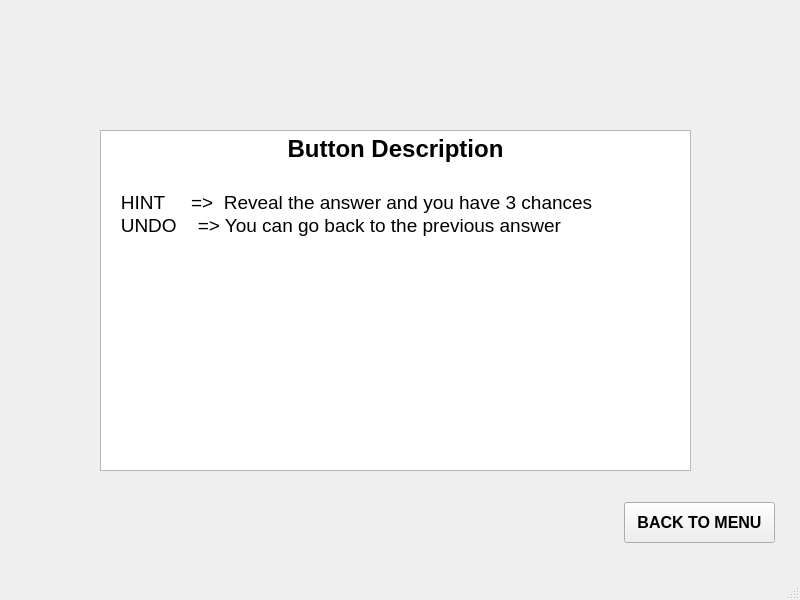
Before: the Qt Designer form mainmenu.ui in tk6996/SudokuQt, drawn with Qt 5.
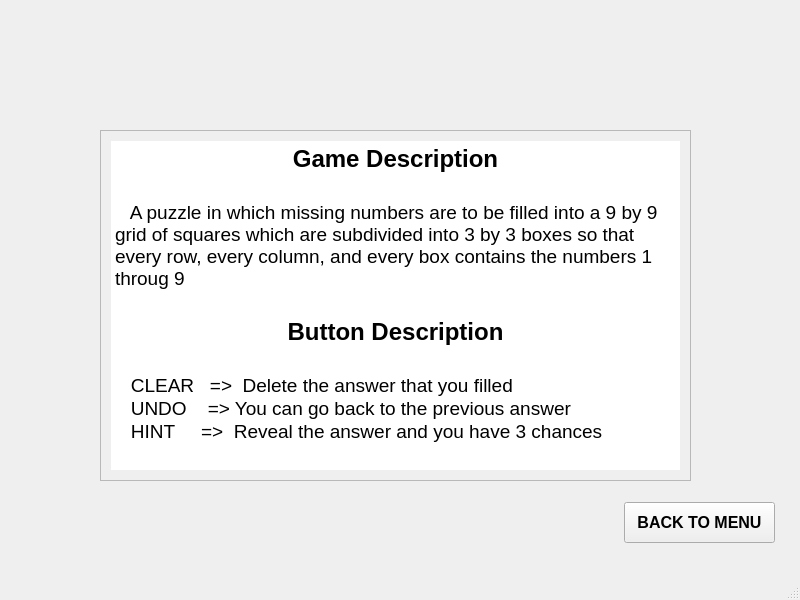
After: the same form once the commit is applied. The open tabs and pages were chosen to show the change.

Diff of the .ui file:
```diff
--- a/mainmenu.ui
+++ b/mainmenu.ui
@@ -144,20 +144,26 @@
         <x>100</x>
         <y>130</y>
         <width>591</width>
-        <height>341</height>
+        <height>351</height>
        </rect>
       </property>
+      <property name="styleSheet">
+       <string notr="true">QTextBrowser{padding: 10px;}</string>
+      </property>
       <property name="html">
        <string>&lt;!DOCTYPE HTML PUBLIC &quot;-//W3C//DTD HTML 4.0//EN&quot; &quot;http://www.w3.org/TR/REC-html40/strict.dtd&quot;&gt;
 &lt;html&gt;&lt;head&gt;&lt;meta name=&quot;qrichtext&quot; content=&quot;1&quot; /&gt;&lt;style type=&quot;text/css&quot;&gt;
 p, li { white-space: pre-wrap; }
 &lt;/style&gt;&lt;/head&gt;&lt;body style=&quot; font-family:'MS Shell Dlg 2'; font-size:8.25pt; font-weight:400; font-style:normal;&quot;&gt;
+&lt;p align=&quot;center&quot; style=&quot; margin-top:0px; margin-bottom:0px; margin-left:0px; margin-right:0px; -qt-block-indent:0; text-indent:0px;&quot;&gt;&lt;span style=&quot; font-family:'MS Shell Dlg 2'; font-size:18pt; font-weight:600;&quot;&gt;Game Description&lt;/span&gt;&lt;/p&gt;
+&lt;p style=&quot; margin-top:0px; margin-bottom:0px; margin-left:0px; margin-right:0px; -qt-block-indent:0; text-indent:0px;&quot;&gt;&lt;span style=&quot; font-family:'MS Shell Dlg 2'; font-size:18pt; font-weight:600;&quot;&gt;	&lt;/span&gt;&lt;/p&gt;
+&lt;p style=&quot; margin-top:0px; margin-bottom:0px; margin-left:0px; margin-right:0px; -qt-block-indent:0; text-indent:0px;&quot;&gt;&lt;span style=&quot; font-family:'MS Shell Dlg 2'; font-size:14pt;&quot;&gt;   A puzzle in which missing numbers are to be filled into a 9 by 9 grid of squares which are subdivided into 3 by 3 boxes so that every row, every column, and every box contains the numbers 1 throug 9&lt;/span&gt;&lt;/p&gt;
+&lt;p style=&quot;-qt-paragraph-type:empty; margin-top:0px; margin-bottom:0px; margin-left:0px; margin-right:0px; -qt-block-indent:0; text-indent:0px; font-family:'MS Shell Dlg 2'; font-size:18pt;&quot;&gt;&lt;br /&gt;&lt;/p&gt;
 &lt;p align=&quot;center&quot; style=&quot; margin-top:0px; margin-bottom:0px; margin-left:0px; margin-right:0px; -qt-block-indent:0; text-indent:0px;&quot;&gt;&lt;span style=&quot; font-family:'MS Shell Dlg 2'; font-size:18pt; font-weight:600;&quot;&gt;Button Description&lt;/span&gt;&lt;/p&gt;
 &lt;p style=&quot;-qt-paragraph-type:empty; margin-top:0px; margin-bottom:0px; margin-left:0px; margin-right:0px; -qt-block-indent:0; text-indent:0px; font-family:'MS Shell Dlg 2'; font-size:18pt;&quot;&gt;&lt;br /&gt;&lt;/p&gt;
-&lt;p style=&quot; margin-top:0px; margin-bottom:0px; margin-left:0px; margin-right:0px; -qt-block-indent:0; text-indent:0px;&quot;&gt;&lt;span style=&quot; font-family:'MS Shell Dlg 2'; font-size:14pt;&quot;&gt;   HINT     =&amp;gt;  Reveal the answer and you have 3 chances&lt;/span&gt;&lt;/p&gt;
+&lt;p style=&quot; margin-top:0px; margin-bottom:0px; margin-left:0px; margin-right:0px; -qt-block-indent:0; text-indent:0px;&quot;&gt;&lt;span style=&quot; font-family:'MS Shell Dlg 2'; font-size:14pt;&quot;&gt;   CLEAR   =&amp;gt;  Delete the answer that you filled&lt;/span&gt;&lt;/p&gt;
 &lt;p style=&quot; margin-top:0px; margin-bottom:0px; margin-left:0px; margin-right:0px; -qt-block-indent:0; text-indent:0px;&quot;&gt;&lt;span style=&quot; font-family:'MS Shell Dlg 2'; font-size:14pt;&quot;&gt;   UNDO    =&amp;gt; You can go back to the previous answer&lt;/span&gt;&lt;/p&gt;
-&lt;p style=&quot;-qt-paragraph-type:empty; margin-top:0px; margin-bottom:0px; margin-left:0px; margin-right:0px; -qt-block-indent:0; text-indent:0px; font-family:'MS Shell Dlg 2'; font-size:18pt;&quot;&gt;&lt;br /&gt;&lt;/p&gt;
-&lt;p style=&quot;-qt-paragraph-type:empty; margin-top:0px; margin-bottom:0px; margin-left:0px; margin-right:0px; -qt-block-indent:0; text-indent:0px; font-family:'MS Shell Dlg 2'; font-size:18pt;&quot;&gt;&lt;br /&gt;&lt;/p&gt;&lt;/body&gt;&lt;/html&gt;</string>
+&lt;p style=&quot; margin-top:0px; margin-bottom:0px; margin-left:0px; margin-right:0px; -qt-block-indent:0; text-indent:0px;&quot;&gt;&lt;span style=&quot; font-family:'MS Shell Dlg 2'; font-size:14pt;&quot;&gt;   HINT     =&amp;gt;  Reveal the answer and you have 3 chances&lt;/span&gt;&lt;/p&gt;&lt;/body&gt;&lt;/html&gt;</string>
       </property>
      </widget>
     </widget>
```
